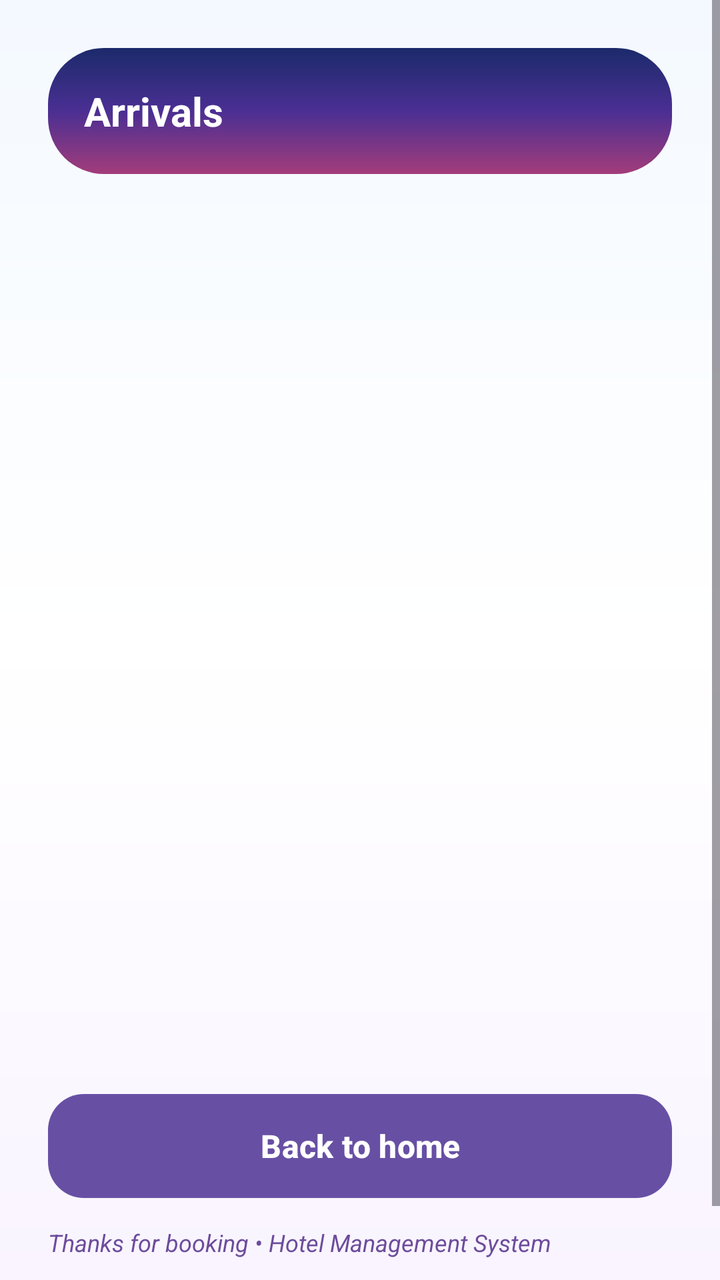
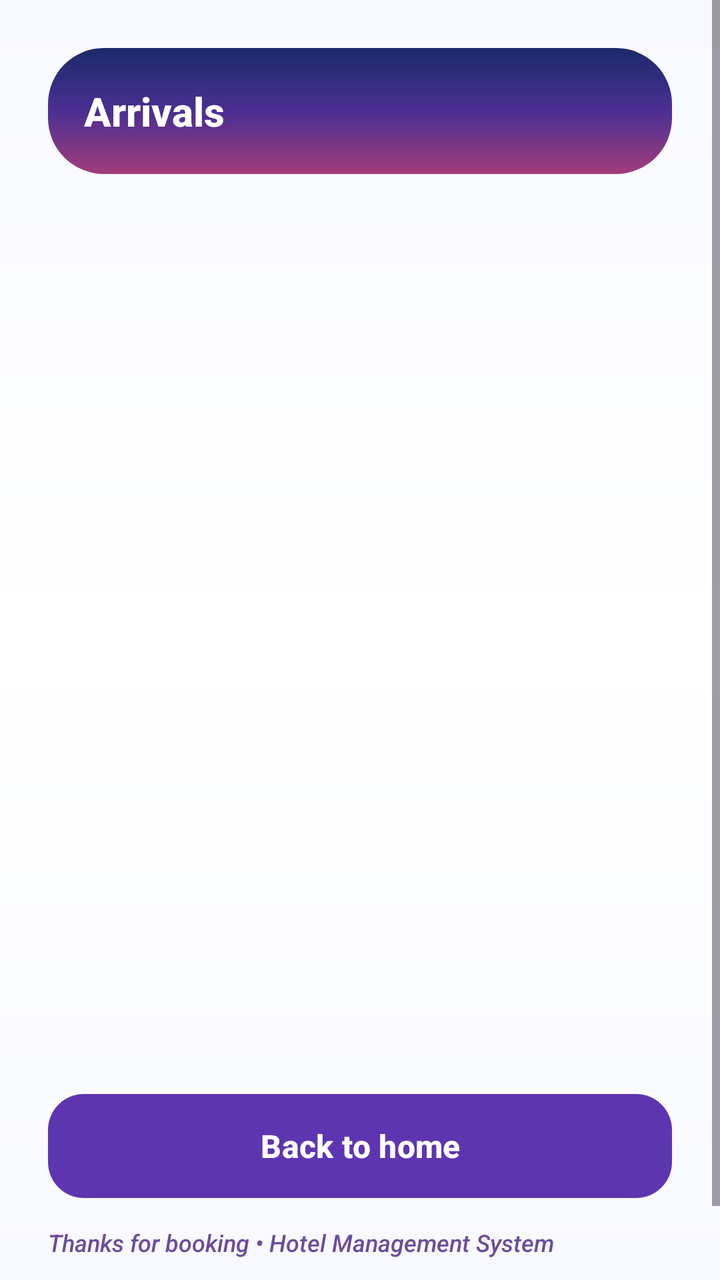

The first picture is an Android layout as it rendered before a commit; the second is the same layout after the commit. The layout source and the unified diff follow.
<!-- AndroidManifest.xml: application theme Theme.Hms -->
<!-- res/layout/activity_reception_arrivals.xml -->
<?xml version="1.0" encoding="utf-8"?>
<ScrollView xmlns:android="http://schemas.android.com/apk/res/android"
    android:layout_width="match_parent"
    android:layout_height="match_parent"
    android:background="@drawable/bg_page_gradient"
    android:fillViewport="true"
    android:scrollbars="vertical">

    <LinearLayout
        android:layout_width="match_parent"
        android:layout_height="wrap_content"
        android:orientation="vertical"
        android:padding="24dp">

        <TextView
            android:layout_width="match_parent"
            android:layout_height="wrap_content"
            android:text="Arrivals"
            android:textSize="20sp"
            android:textStyle="bold"
            android:textColor="#FFFFFF"
            android:background="@drawable/bg_hero_gradient"
            android:padding="18dp" />

        <androidx.recyclerview.widget.RecyclerView
            android:id="@+id/rvArrivals"
            android:layout_width="match_parent"
            android:layout_height="420dp"
            android:layout_marginTop="12dp"
            android:scrollbars="vertical" />

        <Button
            android:id="@+id/btnBackHome"
            android:layout_width="match_parent"
            android:layout_height="52dp"
            android:layout_marginTop="28dp"
            android:text="Back to home"
            android:textSize="16sp"
            android:textColor="#FFFFFF"
            android:textStyle="bold"
            android:background="@drawable/rounded_button" />

        <TextView
            android:layout_width="wrap_content"
            android:layout_height="wrap_content"
            android:layout_marginTop="14dp"
            android:layout_marginBottom="26dp"
            android:text="Thanks for booking • Hotel Management System"
            android:textColor="#6D4C9C"
            android:textSize="12sp"
            android:textStyle="italic" />

    </LinearLayout>
</ScrollView>
<!-- resources referenced by this layout -->
<resources>
  <!-- drawable bg_hero_gradient (drawable) -->
  <?xml version="1.0" encoding="utf-8"?>
  <shape xmlns:android="http://schemas.android.com/apk/res/android"
      android:shape="rectangle">
      <corners android:radius="28dp" />
      <gradient
          android:angle="320"
          android:startColor="#1B2A6B"
          android:centerColor="#4A2F93"
          android:endColor="#A33C7A" />
  </shape>
  <!-- drawable bg_page_gradient (drawable) -->
  <?xml version="1.0" encoding="utf-8"?>
  <shape xmlns:android="http://schemas.android.com/apk/res/android"
      android:shape="rectangle">
      <gradient
          android:angle="270"
          android:startColor="#F4F9FF"
          android:centerColor="#FFFFFF"
          android:endColor="#F9F4FF" />
  </shape>
  <!-- drawable rounded_button (drawable) -->
  <?xml version="1.0" encoding="utf-8"?>
  <shape xmlns:android="http://schemas.android.com/apk/res/android"
      android:shape="rectangle">
      <corners android:radius="18dp" />
      <gradient
          android:angle="0"
          android:startColor="#1E88E5"
          android:endColor="#5E35B1" />
  </shape>
  <style name="Theme.Hms" parent="Base.Theme.Hms" />
  <style name="Base.Theme.Hms" parent="Theme.Material3.DayNight.NoActionBar">
          
          
      </style>
</resources>

<!-- the commit's change to res/layout/activity_reception_arrivals.xml (unified diff, before → after) -->
@@ -13,6 +13,7 @@
         android:padding="24dp">
 
         <TextView
+            android:id="@+id/tvArrivalsTitle"
             android:layout_width="match_parent"
             android:layout_height="wrap_content"
             android:text="Arrivals"
<!-- resource entries referenced after the edit -->
@@ -17,9 +17,9 @@
       android:shape="rectangle">
       <gradient
           android:angle="270"
-          android:startColor="#F4F9FF"
-          android:centerColor="#FFFFFF"
-          android:endColor="#F9F4FF" />
+          android:startColor="@color/neutral_bg"
+          android:centerColor="@color/surface"
+          android:endColor="@color/neutral_bg" />
   </shape>
   <!-- drawable rounded_button (drawable) -->
   <?xml version="1.0" encoding="utf-8"?>
@@ -32,9 +32,26 @@
           android:endColor="#5E35B1" />
   </shape>
   <style name="Theme.Hms" parent="Base.Theme.Hms" />
+  <color name="neutral_bg">#F8F9FF</color>
+  <color name="surface">#FFFFFF</color>
   <style name="Base.Theme.Hms" parent="Theme.Material3.DayNight.NoActionBar">
-          
-          
+          <item name="colorPrimary">@color/primary</item>
+          <item name="colorOnPrimary">@color/white</item>
+          <item name="colorSecondary">@color/secondary</item>
+          <item name="colorOnSecondary">@color/white</item>
+          <item name="colorSurface">@color/surface</item>
+          <item name="colorOnSurface">@color/text_primary</item>
+          <item name="colorSurfaceVariant">@color/surface_variant</item>
+          <item name="colorOutline">@color/text_secondary</item>
+          <item name="android:windowBackground">@color/neutral_bg</item>
+          <item name="android:fontFamily">sans-serif-medium</item>
+          <item name="fontFamily">sans-serif-medium</item>
       </style>
+  <color name="primary">#5E35B1</color>
+  <color name="white">#FFFFFFFF</color>
+  <color name="secondary">#42A5F5</color>
+  <color name="text_primary">#1A1A2E</color>
+  <color name="surface_variant">#F1F3F9</color>
+  <color name="text_secondary">#6C757D</color>
 </resources>
 
